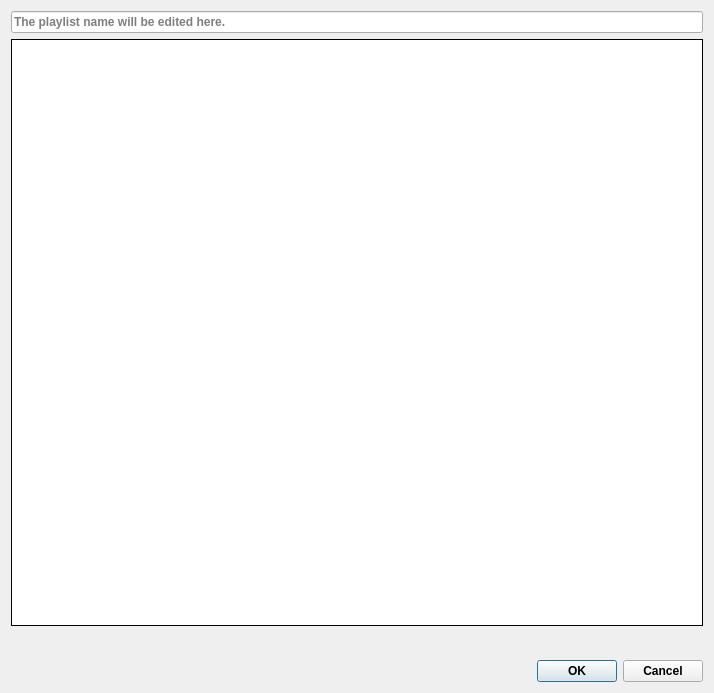
First picture: the form in ui/dialogs/playlistedit.ui, repository amirmohsen1384/Mockingbird, before the edit.
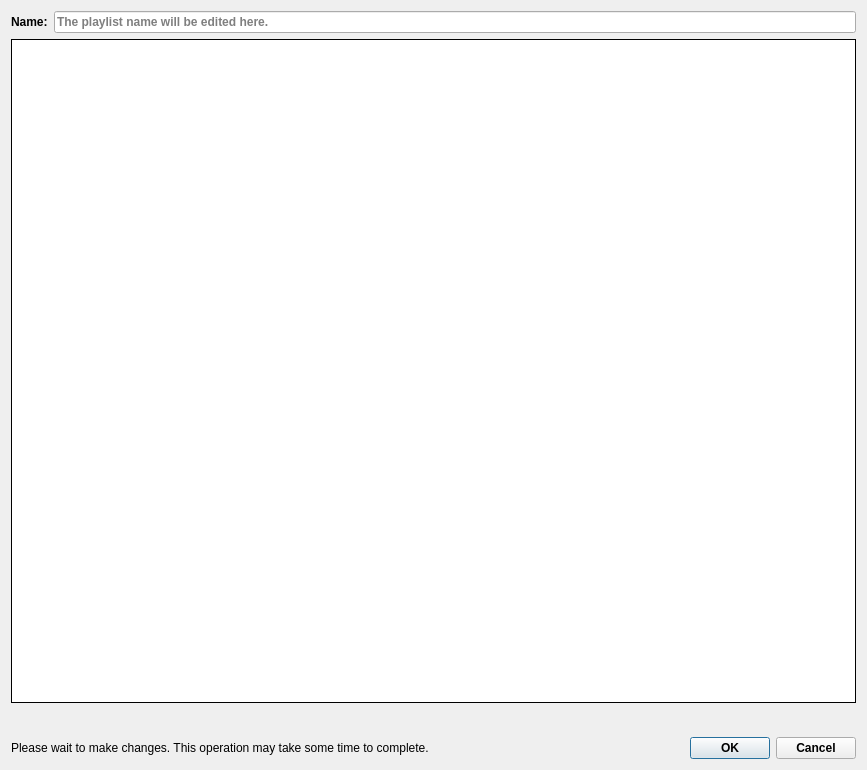
Second picture: the form after the edit. Icons and pictures are not drawn.

```diff
--- a/ui/dialogs/playlistedit.ui
+++ b/ui/dialogs/playlistedit.ui
@@ -6,8 +6,8 @@
    <rect>
     <x>0</x>
     <y>0</y>
-    <width>714</width>
-    <height>693</height>
+    <width>867</width>
+    <height>770</height>
    </rect>
   </property>
   <property name="font">
@@ -22,8 +22,8 @@
   <property name="modal">
    <bool>true</bool>
   </property>
-  <layout class="QVBoxLayout" name="mainLayout">
-   <item>
+  <layout class="QGridLayout" name="gridLayout">
+   <item row="0" column="1" colspan="2">
     <widget class="QLineEdit" name="nameEdit">
      <property name="text">
       <string/>
@@ -33,7 +33,27 @@
      </property>
     </widget>
    </item>
-   <item>
+   <item row="3" column="2">
+    <widget class="QDialogButtonBox" name="buttonBox">
+     <property name="standardButtons">
+      <set>QDialogButtonBox::StandardButton::Cancel|QDialogButtonBox::StandardButton::Ok</set>
+     </property>
+    </widget>
+   </item>
+   <item row="0" column="0">
+    <widget class="QLabel" name="nameLabel">
+     <property name="sizePolicy">
+      <sizepolicy hsizetype="Maximum" vsizetype="Preferred">
+       <horstretch>0</horstretch>
+       <verstretch>0</verstretch>
+      </sizepolicy>
+     </property>
+     <property name="text">
+      <string>Name:</string>
+     </property>
+    </widget>
+   </item>
+   <item row="1" column="0" colspan="3">
     <widget class="QListView" name="songView">
      <property name="frameShape">
       <enum>QFrame::Shape::Panel</enum>
@@ -52,7 +72,7 @@
      </property>
     </widget>
    </item>
-   <item>
+   <item row="2" column="0" colspan="3">
     <layout class="QHBoxLayout" name="controlLayout">
      <item>
       <spacer name="leftSpacer">
@@ -131,10 +151,16 @@
      </item>
     </layout>
    </item>
-   <item>
-    <widget class="QDialogButtonBox" name="buttonBox">
-     <property name="standardButtons">
-      <set>QDialogButtonBox::StandardButton::Cancel|QDialogButtonBox::StandardButton::Ok</set>
+   <item row="3" column="0" colspan="2">
+    <widget class="QLabel" name="waitLabel">
+     <property name="font">
+      <font>
+       <pointsize>9</pointsize>
+       <bold>false</bold>
+      </font>
+     </property>
+     <property name="text">
+      <string>Please wait to make changes. This operation may take some time to complete.</string>
      </property>
     </widget>
    </item>
```
